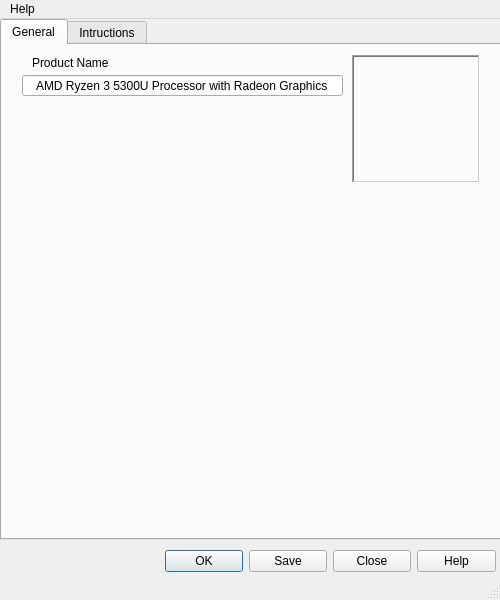
Before: the Qt Designer form mainwindow.ui in unsurp4ssed/cpuid, drawn with Qt 5.
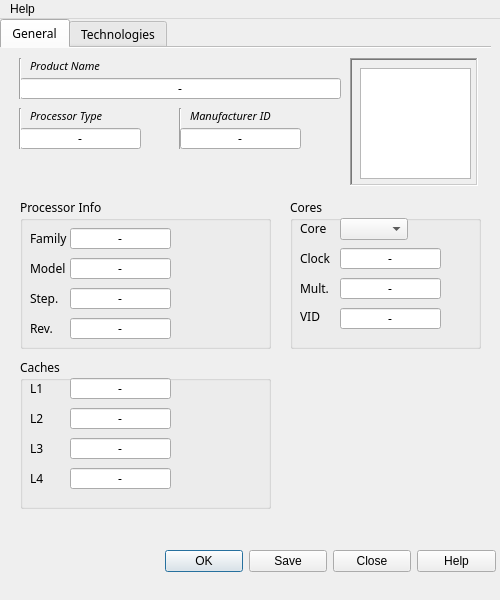
After: the same form once the commit is applied. The open tabs and pages were chosen to show the change.

Patch:
```diff
--- a/mainwindow.ui
+++ b/mainwindow.ui
@@ -29,7 +29,19 @@
    </size>
   </property>
   <property name="windowTitle">
-   <string>MainWindow</string>
+   <string>CPUID</string>
+  </property>
+  <property name="toolButtonStyle">
+   <enum>Qt::ToolButtonIconOnly</enum>
+  </property>
+  <property name="documentMode">
+   <bool>false</bool>
+  </property>
+  <property name="tabShape">
+   <enum>QTabWidget::Rounded</enum>
+  </property>
+  <property name="dockOptions">
+   <set>QMainWindow::AllowTabbedDocks|QMainWindow::AnimatedDocks</set>
   </property>
   <widget class="QWidget" name="centralwidget">
    <widget class="QTabWidget" name="tabWidget">
@@ -37,15 +49,42 @@
      <rect>
       <x>0</x>
       <y>0</y>
-      <width>501</width>
+      <width>491</width>
       <height>521</height>
      </rect>
     </property>
+    <property name="palette">
+     <palette>
+      <active/>
+      <inactive/>
+      <disabled/>
+     </palette>
+    </property>
+    <property name="font">
+     <font>
+      <family>Rockwell</family>
+     </font>
+    </property>
+    <property name="tabPosition">
+     <enum>QTabWidget::North</enum>
+    </property>
     <property name="tabShape">
      <enum>QTabWidget::Rounded</enum>
     </property>
     <property name="currentIndex">
-     <number>1</number>
+     <number>0</number>
+    </property>
+    <property name="documentMode">
+     <bool>true</bool>
+    </property>
+    <property name="tabsClosable">
+     <bool>false</bool>
+    </property>
+    <property name="movable">
+     <bool>false</bool>
+    </property>
+    <property name="tabBarAutoHide">
+     <bool>true</bool>
     </property>
     <widget class="QWidget" name="General">
      <attribute name="title">
@@ -60,8 +99,56 @@
         <height>21</height>
        </rect>
       </property>
+      <property name="sizePolicy">
+       <sizepolicy hsizetype="Fixed" vsizetype="Fixed">
+        <horstretch>0</horstretch>
+        <verstretch>0</verstretch>
+       </sizepolicy>
+      </property>
+      <property name="palette">
+       <palette>
+        <active>
+         <colorrole role="Text">
+          <brush brushstyle="SolidPattern">
+           <color alpha="255">
+            <red>85</red>
+            <green>85</green>
+            <blue>255</blue>
+           </color>
+          </brush>
+         </colorrole>
+        </active>
+        <inactive>
+         <colorrole role="Text">
+          <brush brushstyle="SolidPattern">
+           <color alpha="255">
+            <red>0</red>
+            <green>0</green>
+            <blue>0</blue>
+           </color>
+          </brush>
+         </colorrole>
+        </inactive>
+        <disabled>
+         <colorrole role="Text">
+          <brush brushstyle="SolidPattern">
+           <color alpha="255">
+            <red>120</red>
+            <green>120</green>
+            <blue>120</blue>
+           </color>
+          </brush>
+         </colorrole>
+        </disabled>
+       </palette>
+      </property>
+      <property name="font">
+       <font>
+        <family>Rockwell</family>
+       </font>
+      </property>
       <property name="text">
-       <string>AMD Ryzen 3 5300U Processor with Radeon Graphics</string>
+       <string>-</string>
       </property>
       <property name="alignment">
        <set>Qt::AlignCenter</set>
@@ -69,16 +156,26 @@
       <property name="readOnly">
        <bool>true</bool>
       </property>
+      <property name="placeholderText">
+       <string notr="true"/>
+      </property>
      </widget>
      <widget class="QLabel" name="label">
       <property name="geometry">
        <rect>
         <x>30</x>
         <y>10</y>
-        <width>91</width>
+        <width>111</width>
         <height>16</height>
        </rect>
       </property>
+      <property name="font">
+       <font>
+        <family>Rockwell</family>
+        <pointsize>8</pointsize>
+        <italic>true</italic>
+       </font>
+      </property>
       <property name="text">
        <string>Product Name</string>
       </property>
@@ -98,11 +195,1227 @@
       <property name="frameShadow">
        <enum>QFrame::Sunken</enum>
       </property>
+      <widget class="QGraphicsView" name="graphicsView">
+       <property name="geometry">
+        <rect>
+         <x>10</x>
+         <y>10</y>
+         <width>111</width>
+         <height>111</height>
+        </rect>
+       </property>
+       <property name="verticalScrollBarPolicy">
+        <enum>Qt::ScrollBarAsNeeded</enum>
+       </property>
+       <property name="backgroundBrush">
+        <brush brushstyle="NoBrush">
+         <color alpha="255">
+          <red>0</red>
+          <green>0</green>
+          <blue>0</blue>
+         </color>
+        </brush>
+       </property>
+      </widget>
+     </widget>
+     <widget class="Line" name="line">
+      <property name="geometry">
+       <rect>
+        <x>10</x>
+        <y>10</y>
+        <width>20</width>
+        <height>41</height>
+       </rect>
+      </property>
+      <property name="orientation">
+       <enum>Qt::Vertical</enum>
+      </property>
+     </widget>
+     <widget class="QLabel" name="label_5">
+      <property name="geometry">
+       <rect>
+        <x>30</x>
+        <y>60</y>
+        <width>111</width>
+        <height>16</height>
+       </rect>
+      </property>
+      <property name="font">
+       <font>
+        <family>Rockwell</family>
+        <pointsize>8</pointsize>
+        <italic>true</italic>
+       </font>
+      </property>
+      <property name="text">
+       <string>Processor Type</string>
+      </property>
+     </widget>
+     <widget class="QLineEdit" name="ProcessorType">
+      <property name="geometry">
+       <rect>
+        <x>20</x>
+        <y>80</y>
+        <width>121</width>
+        <height>21</height>
+       </rect>
+      </property>
+      <property name="sizePolicy">
+       <sizepolicy hsizetype="Fixed" vsizetype="Fixed">
+        <horstretch>0</horstretch>
+        <verstretch>0</verstretch>
+       </sizepolicy>
+      </property>
+      <property name="palette">
+       <palette>
+        <active>
+         <colorrole role="Text">
+          <brush brushstyle="SolidPattern">
+           <color alpha="255">
+            <red>85</red>
+            <green>85</green>
+            <blue>255</blue>
+           </color>
+          </brush>
+         </colorrole>
+        </active>
+        <inactive>
+         <colorrole role="Text">
+          <brush brushstyle="SolidPattern">
+           <color alpha="255">
+            <red>0</red>
+            <green>0</green>
+            <blue>0</blue>
+           </color>
+          </brush>
+         </colorrole>
+        </inactive>
+        <disabled>
+         <colorrole role="Text">
+          <brush brushstyle="SolidPattern">
+           <color alpha="255">
+            <red>120</red>
+            <green>120</green>
+            <blue>120</blue>
+           </color>
+          </brush>
+         </colorrole>
+        </disabled>
+       </palette>
+      </property>
+      <property name="font">
+       <font>
+        <family>Rockwell</family>
+       </font>
+      </property>
+      <property name="text">
+       <string>-</string>
+      </property>
+      <property name="alignment">
+       <set>Qt::AlignCenter</set>
+      </property>
+      <property name="readOnly">
+       <bool>true</bool>
+      </property>
+      <property name="placeholderText">
+       <string notr="true"/>
+      </property>
+     </widget>
+     <widget class="Line" name="line_2">
+      <property name="geometry">
+       <rect>
+        <x>10</x>
+        <y>60</y>
+        <width>20</width>
+        <height>41</height>
+       </rect>
+      </property>
+      <property name="orientation">
+       <enum>Qt::Vertical</enum>
+      </property>
+     </widget>
+     <widget class="Line" name="line_3">
+      <property name="geometry">
+       <rect>
+        <x>170</x>
+        <y>60</y>
+        <width>20</width>
+        <height>41</height>
+       </rect>
+      </property>
+      <property name="orientation">
+       <enum>Qt::Vertical</enum>
+      </property>
+     </widget>
+     <widget class="QLineEdit" name="Vendor">
+      <property name="geometry">
+       <rect>
+        <x>180</x>
+        <y>80</y>
+        <width>121</width>
+        <height>21</height>
+       </rect>
+      </property>
+      <property name="sizePolicy">
+       <sizepolicy hsizetype="Fixed" vsizetype="Fixed">
+        <horstretch>0</horstretch>
+        <verstretch>0</verstretch>
+       </sizepolicy>
+      </property>
+      <property name="palette">
+       <palette>
+        <active>
+         <colorrole role="Text">
+          <brush brushstyle="SolidPattern">
+           <color alpha="255">
+            <red>85</red>
+            <green>85</green>
+            <blue>255</blue>
+           </color>
+          </brush>
+         </colorrole>
+        </active>
+        <inactive>
+         <colorrole role="Text">
+          <brush brushstyle="SolidPattern">
+           <color alpha="255">
+            <red>0</red>
+            <green>0</green>
+            <blue>0</blue>
+           </color>
+          </brush>
+         </colorrole>
+        </inactive>
+        <disabled>
+         <colorrole role="Text">
+          <brush brushstyle="SolidPattern">
+           <color alpha="255">
+            <red>120</red>
+            <green>120</green>
+            <blue>120</blue>
+           </color>
+          </brush>
+         </colorrole>
+        </disabled>
+       </palette>
+      </property>
+      <property name="font">
+       <font>
+        <family>Rockwell</family>
+       </font>
+      </property>
+      <property name="text">
+       <string>-</string>
+      </property>
+      <property name="alignment">
+       <set>Qt::AlignCenter</set>
+      </property>
+      <property name="readOnly">
+       <bool>true</bool>
+      </property>
+      <property name="placeholderText">
+       <string notr="true"/>
+      </property>
+     </widget>
+     <widget class="QLabel" name="label_6">
+      <property name="geometry">
+       <rect>
+        <x>190</x>
+        <y>60</y>
+        <width>121</width>
+        <height>16</height>
+       </rect>
+      </property>
+      <property name="font">
+       <font>
+        <family>Rockwell</family>
+        <pointsize>8</pointsize>
+        <italic>true</italic>
+       </font>
+      </property>
+      <property name="text">
+       <string>Manufacturer ID</string>
+      </property>
+     </widget>
+     <widget class="QGroupBox" name="groupBox_caches">
+      <property name="geometry">
+       <rect>
+        <x>20</x>
+        <y>310</y>
+        <width>251</width>
+        <height>151</height>
+       </rect>
+      </property>
+      <property name="title">
+       <string>Caches</string>
+      </property>
+      <widget class="QLineEdit" name="L1_cache">
+       <property name="geometry">
+        <rect>
+         <x>50</x>
+         <y>20</y>
+         <width>101</width>
+         <height>21</height>
+        </rect>
+       </property>
+       <property name="sizePolicy">
+        <sizepolicy hsizetype="Fixed" vsizetype="Fixed">
+         <horstretch>0</horstretch>
+         <verstretch>0</verstretch>
+        </sizepolicy>
+       </property>
+       <property name="palette">
+        <palette>
+         <active>
+          <colorrole role="Text">
+           <brush brushstyle="SolidPattern">
+            <color alpha="255">
+             <red>85</red>
+             <green>85</green>
+             <blue>255</blue>
+            </color>
+           </brush>
+          </colorrole>
+         </active>
+         <inactive>
+          <colorrole role="Text">
+           <brush brushstyle="SolidPattern">
+            <color alpha="255">
+             <red>0</red>
+             <green>0</green>
+             <blue>0</blue>
+            </color>
+           </brush>
+          </colorrole>
+         </inactive>
+         <disabled>
+          <colorrole role="Text">
+           <brush brushstyle="SolidPattern">
+            <color alpha="255">
+             <red>120</red>
+             <green>120</green>
+             <blue>120</blue>
+            </color>
+           </brush>
+          </colorrole>
+         </disabled>
+        </palette>
+       </property>
+       <property name="font">
+        <font>
+         <family>Rockwell</family>
+        </font>
+       </property>
+       <property name="text">
+        <string>-</string>
+       </property>
+       <property name="alignment">
+        <set>Qt::AlignCenter</set>
+       </property>
+       <property name="readOnly">
+        <bool>true</bool>
+       </property>
+       <property name="placeholderText">
+        <string notr="true"/>
+       </property>
+      </widget>
+      <widget class="QLabel" name="label_11">
+       <property name="geometry">
+        <rect>
+         <x>10</x>
+         <y>20</y>
+         <width>49</width>
+         <height>21</height>
+        </rect>
+       </property>
+       <property name="text">
+        <string>L1</string>
+       </property>
+      </widget>
+      <widget class="QLineEdit" name="L2_cache">
+       <property name="geometry">
+        <rect>
+         <x>50</x>
+         <y>50</y>
+         <width>101</width>
+         <height>21</height>
+        </rect>
+       </property>
+       <property name="sizePolicy">
+        <sizepolicy hsizetype="Fixed" vsizetype="Fixed">
+         <horstretch>0</horstretch>
+         <verstretch>0</verstretch>
+        </sizepolicy>
+       </property>
+       <property name="palette">
+        <palette>
+         <active>
+          <colorrole role="Text">
+           <brush brushstyle="SolidPattern">
+            <color alpha="255">
+             <red>85</red>
+             <green>85</green>
+             <blue>255</blue>
+            </color>
+           </brush>
+          </colorrole>
+         </active>
+         <inactive>
+          <colorrole role="Text">
+           <brush brushstyle="SolidPattern">
+            <color alpha="255">
+             <red>0</red>
+             <green>0</green>
+             <blue>0</blue>
+            </color>
+           </brush>
+          </colorrole>
+         </inactive>
+         <disabled>
+          <colorrole role="Text">
+           <brush brushstyle="SolidPattern">
+            <color alpha="255">
+             <red>120</red>
+             <green>120</green>
+             <blue>120</blue>
+            </color>
+           </brush>
+          </colorrole>
+         </disabled>
+        </palette>
+       </property>
+       <property name="font">
+        <font>
+         <family>Rockwell</family>
+        </font>
+       </property>
+       <property name="text">
+        <string>-</string>
+       </property>
+       <property name="alignment">
+        <set>Qt::AlignCenter</set>
+       </property>
+       <property name="readOnly">
+        <bool>true</bool>
+       </property>
+       <property name="placeholderText">
+        <string notr="true"/>
+       </property>
+      </widget>
+      <widget class="QLabel" name="label_12">
+       <property name="geometry">
+        <rect>
+         <x>10</x>
+         <y>50</y>
+         <width>49</width>
+         <height>21</height>
+        </rect>
+       </property>
+       <property name="text">
+        <string>L2</string>
+       </property>
+      </widget>
+      <widget class="QLabel" name="label_13">
+       <property name="geometry">
+        <rect>
+         <x>10</x>
+         <y>80</y>
+         <width>49</width>
+         <height>21</height>
+        </rect>
+       </property>
+       <property name="text">
+        <string>L3</string>
+       </property>
+      </widget>
+      <widget class="QLineEdit" name="L3_cache">
+       <property name="geometry">
+        <rect>
+         <x>50</x>
+         <y>80</y>
+         <width>101</width>
+         <height>21</height>
+        </rect>
+       </property>
+       <property name="sizePolicy">
+        <sizepolicy hsizetype="Fixed" vsizetype="Fixed">
+         <horstretch>0</horstretch>
+         <verstretch>0</verstretch>
+        </sizepolicy>
+       </property>
+       <property name="palette">
+        <palette>
+         <active>
+          <colorrole role="Text">
+           <brush brushstyle="SolidPattern">
+            <color alpha="255">
+             <red>85</red>
+             <green>85</green>
+             <blue>255</blue>
+            </color>
+           </brush>
+          </colorrole>
+         </active>
+         <inactive>
+          <colorrole role="Text">
+           <brush brushstyle="SolidPattern">
+            <color alpha="255">
+             <red>0</red>
+             <green>0</green>
+             <blue>0</blue>
+            </color>
+           </brush>
+          </colorrole>
+         </inactive>
+         <disabled>
+          <colorrole role="Text">
+           <brush brushstyle="SolidPattern">
+            <color alpha="255">
+             <red>120</red>
+             <green>120</green>
+             <blue>120</blue>
+            </color>
+           </brush>
+          </colorrole>
+         </disabled>
+        </palette>
+       </property>
+       <property name="font">
+        <font>
+         <family>Rockwell</family>
+        </font>
+       </property>
+       <property name="text">
+        <string>-</string>
+       </property>
+       <property name="alignment">
+        <set>Qt::AlignCenter</set>
+       </property>
+       <property name="readOnly">
+        <bool>true</bool>
+       </property>
+       <property name="placeholderText">
+        <string notr="true"/>
+       </property>
+      </widget>
+      <widget class="QLabel" name="label_14">
+       <property name="geometry">
+        <rect>
+         <x>10</x>
+         <y>110</y>
+         <width>49</width>
+         <height>21</height>
+        </rect>
+       </property>
+       <property name="text">
+        <string>L4</string>
+       </property>
+      </widget>
+      <widget class="QLineEdit" name="L4_cache">
+       <property name="geometry">
+        <rect>
+         <x>50</x>
+         <y>110</y>
+         <width>101</width>
+         <height>21</height>
+        </rect>
+       </property>
+       <property name="sizePolicy">
+        <sizepolicy hsizetype="Fixed" vsizetype="Fixed">
+         <horstretch>0</horstretch>
+         <verstretch>0</verstretch>
+        </sizepolicy>
+       </property>
+       <property name="palette">
+        <palette>
+         <active>
+          <colorrole role="Text">
+           <brush brushstyle="SolidPattern">
+            <color alpha="255">
+             <red>85</red>
+             <green>85</green>
+             <blue>255</blue>
+            </color>
+           </brush>
+          </colorrole>
+         </active>
+         <inactive>
+          <colorrole role="Text">
+           <brush brushstyle="SolidPattern">
+            <color alpha="255">
+             <red>0</red>
+             <green>0</green>
+             <blue>0</blue>
+            </color>
+           </brush>
+          </colorrole>
+         </inactive>
+         <disabled>
+          <colorrole role="Text">
+           <brush brushstyle="SolidPattern">
+            <color alpha="255">
+             <red>120</red>
+             <green>120</green>
+             <blue>120</blue>
+            </color>
+           </brush>
+          </colorrole>
+         </disabled>
+        </palette>
+       </property>
+       <property name="font">
+        <font>
+         <family>Rockwell</family>
+        </font>
+       </property>
+       <property name="text">
+        <string>-</string>
+       </property>
+       <property name="alignment">
+        <set>Qt::AlignCenter</set>
+       </property>
+       <property name="readOnly">
+        <bool>true</bool>
+       </property>
+       <property name="placeholderText">
+        <string notr="true"/>
+       </property>
+      </widget>
+     </widget>
+     <widget class="QGroupBox" name="groupBox_cores">
+      <property name="geometry">
+       <rect>
+        <x>290</x>
+        <y>150</y>
+        <width>191</width>
+        <height>151</height>
+       </rect>
+      </property>
+      <property name="title">
+       <string>Cores</string>
+      </property>
+      <widget class="QComboBox" name="Cores_comboBox">
+       <property name="geometry">
+        <rect>
+         <x>50</x>
+         <y>20</y>
+         <width>68</width>
+         <height>22</height>
+        </rect>
+       </property>
+      </widget>
+      <widget class="QLabel" name="label_7">
+       <property name="geometry">
+        <rect>
+         <x>10</x>
+         <y>20</y>
+         <width>49</width>
+         <height>21</height>
+        </rect>
+       </property>
+       <property name="text">
+        <string>Core</string>
+       </property>
+      </widget>
+      <widget class="QLabel" name="label_8">
+       <property name="geometry">
+        <rect>
+         <x>10</x>
+         <y>50</y>
+         <width>49</width>
+         <height>21</height>
+        </rect>
+       </property>
+       <property name="text">
+        <string>Clock</string>
+       </property>
+      </widget>
+      <widget class="QLineEdit" name="Clock">
+       <property name="geometry">
+        <rect>
+         <x>50</x>
+         <y>50</y>
+         <width>101</width>
+         <height>21</height>
+        </rect>
+       </property>
+       <property name="sizePolicy">
+        <sizepolicy hsizetype="Fixed" vsizetype="Fixed">
+         <horstretch>0</horstretch>
+         <verstretch>0</verstretch>
+        </sizepolicy>
+       </property>
+       <property name="palette">
+        <palette>
+         <active>
+          <colorrole role="Text">
+           <brush brushstyle="SolidPattern">
+            <color alpha="255">
+             <red>85</red>
+             <green>85</green>
+             <blue>255</blue>
+            </color>
+           </brush>
+          </colorrole>
+         </active>
+         <inactive>
+          <colorrole role="Text">
+           <brush brushstyle="SolidPattern">
+            <color alpha="255">
+             <red>0</red>
+             <green>0</green>
+             <blue>0</blue>
+            </color>
+           </brush>
+          </colorrole>
+         </inactive>
+         <disabled>
+          <colorrole role="Text">
+           <brush brushstyle="SolidPattern">
+            <color alpha="255">
+             <red>120</red>
+             <green>120</green>
+             <blue>120</blue>
+            </color>
+           </brush>
+          </colorrole>
+         </disabled>
+        </palette>
+       </property>
+       <property name="font">
+        <font>
+         <family>Rockwell</family>
+        </font>
+       </property>
+       <property name="text">
+        <string>-</string>
+       </property>
+       <property name="alignment">
+        <set>Qt::AlignCenter</set>
+       </property>
+       <property name="readOnly">
+        <bool>true</bool>
+       </property>
+       <property name="placeholderText">
+        <string notr="true"/>
+       </property>
+      </widget>
+      <widget class="QLabel" name="label_9">
+       <property name="geometry">
+        <rect>
+         <x>10</x>
+         <y>80</y>
+         <width>49</width>
+         <height>21</height>
+        </rect>
+       </property>
+       <property name="text">
+        <string>Mult.</string>
+       </property>
+      </widget>
+      <widget class="QLineEdit" name="Mult">
+       <property name="geometry">
+        <rect>
+         <x>50</x>
+         <y>80</y>
+         <width>101</width>
+         <height>21</height>
+        </rect>
+       </property>
+       <property name="sizePolicy">
+        <sizepolicy hsizetype="Fixed" vsizetype="Fixed">
+         <horstretch>0</horstretch>
+         <verstretch>0</verstretch>
+        </sizepolicy>
+       </property>
+       <property name="palette">
+        <palette>
+         <active>
+          <colorrole role="Text">
+           <brush brushstyle="SolidPattern">
+            <color alpha="255">
+             <red>85</red>
+             <green>85</green>
+             <blue>255</blue>
+            </color>
+           </brush>
+          </colorrole>
+         </active>
+         <inactive>
+          <colorrole role="Text">
+           <brush brushstyle="SolidPattern">
+            <color alpha="255">
+             <red>0</red>
+             <green>0</green>
+             <blue>0</blue>
+            </color>
+           </brush>
+          </colorrole>
+         </inactive>
+         <disabled>
+          <colorrole role="Text">
+           <brush brushstyle="SolidPattern">
+            <color alpha="255">
+             <red>120</red>
+             <green>120</green>
+             <blue>120</blue>
+            </color>
+           </brush>
+          </colorrole>
+         </disabled>
+        </palette>
+       </property>
+       <property name="font">
+        <font>
+         <family>Rockwell</family>
+        </font>
+       </property>
+       <property name="text">
+        <string>-</string>
+       </property>
+       <property name="alignment">
+        <set>Qt::AlignCenter</set>
+       </property>
+       <property name="readOnly">
+        <bool>true</bool>
+       </property>
+       <property name="placeholderText">
+        <string notr="true"/>
+       </property>
+      </widget>
+      <widget class="QLineEdit" name="VID">
+       <property name="geometry">
+        <rect>
+         <x>50</x>
+         <y>110</y>
+         <width>101</width>
+         <height>21</height>
+        </rect>
+       </property>
+       <property name="sizePolicy">
+        <sizepolicy hsizetype="Fixed" vsizetype="Fixed">
+         <horstretch>0</horstretch>
+         <verstretch>0</verstretch>
+        </sizepolicy>
+       </property>
+       <property name="palette">
+        <palette>
+         <active>
+          <colorrole role="Text">
+           <brush brushstyle="SolidPattern">
+            <color alpha="255">
+             <red>85</red>
+             <green>85</green>
+             <blue>255</blue>
+            </color>
+           </brush>
+          </colorrole>
+         </active>
+         <inactive>
+          <colorrole role="Text">
+           <brush brushstyle="SolidPattern">
+            <color alpha="255">
+             <red>0</red>
+             <green>0</green>
+             <blue>0</blue>
+            </color>
+           </brush>
+          </colorrole>
+         </inactive>
+         <disabled>
+          <colorrole role="Text">
+           <brush brushstyle="SolidPattern">
+            <color alpha="255">
+             <red>120</red>
+             <green>120</green>
+             <blue>120</blue>
+            </color>
+           </brush>
+          </colorrole>
+         </disabled>
+        </palette>
+       </property>
+       <property name="font">
+        <font>
+         <family>Rockwell</family>
+        </font>
+       </property>
+       <property name="text">
+        <string>-</string>
+       </property>
+       <property name="alignment">
+        <set>Qt::AlignCenter</set>
+       </property>
+       <property name="readOnly">
+        <bool>true</bool>
+       </property>
+       <property name="placeholderText">
+        <string notr="true"/>
+       </property>
+      </widget>
+      <widget class="QLabel" name="label_10">
+       <property name="geometry">
+        <rect>
+         <x>10</x>
+         <y>110</y>
+         <width>49</width>
+         <height>16</height>
+        </rect>
+       </property>
+       <property name="text">
+        <string>VID</string>
+       </property>
+      </widget>
+     </widget>
+     <widget class="QGroupBox" name="groupBox_info">
+      <property name="geometry">
+       <rect>
+        <x>20</x>
+        <y>150</y>
+        <width>251</width>
+        <height>151</height>
+       </rect>
+      </property>
+      <property name="title">
+       <string>Processor Info</string>
+      </property>
+      <widget class="QLineEdit" name="Family">
+       <property name="geometry">
+        <rect>
+         <x>50</x>
+         <y>30</y>
+         <width>101</width>
+         <height>21</height>
+        </rect>
+       </property>
+       <property name="sizePolicy">
+        <sizepolicy hsizetype="Fixed" vsizetype="Fixed">
+         <horstretch>0</horstretch>
+         <verstretch>0</verstretch>
+        </sizepolicy>
+       </property>
+       <property name="palette">
+        <palette>
+         <active>
+          <colorrole role="Text">
+           <brush brushstyle="SolidPattern">
+            <color alpha="255">
+             <red>85</red>
+             <green>85</green>
+             <blue>255</blue>
+            </color>
+           </brush>
+          </colorrole>
+         </active>
+         <inactive>
+          <colorrole role="Text">
+           <brush brushstyle="SolidPattern">
+            <color alpha="255">
+             <red>0</red>
+             <green>0</green>
+             <blue>0</blue>
+            </color>
+           </brush>
+          </colorrole>
+         </inactive>
+         <disabled>
+          <colorrole role="Text">
+           <brush brushstyle="SolidPattern">
+            <color alpha="255">
+             <red>120</red>
+             <green>120</green>
+             <blue>120</blue>
+            </color>
+           </brush>
+          </colorrole>
+         </disabled>
+        </palette>
+       </property>
+       <property name="font">
+        <font>
+         <family>Rockwell</family>
+        </font>
+       </property>
+       <property name="text">
+        <string>-</string>
+       </property>
+       <property name="alignment">
+        <set>Qt::AlignCenter</set>
+       </property>
+       <property name="readOnly">
+        <bool>true</bool>
+       </property>
+       <property name="placeholderText">
+        <string notr="true"/>
+       </property>
+      </widget>
+      <widget class="QLabel" name="label_15">
+       <property name="geometry">
+        <rect>
+         <x>10</x>
+         <y>30</y>
+         <width>49</width>
+         <height>21</height>
+        </rect>
+       </property>
+       <property name="text">
+        <string>Family</string>
+       </property>
+      </widget>
+      <widget class="QLineEdit" name="Model">
+       <property name="geometry">
+        <rect>
+         <x>50</x>
+         <y>60</y>
+         <width>101</width>
+         <height>21</height>
+        </rect>
+       </property>
+       <property name="sizePolicy">
+        <sizepolicy hsizetype="Fixed" vsizetype="Fixed">
+         <horstretch>0</horstretch>
+         <verstretch>0</verstretch>
+        </sizepolicy>
+       </property>
+       <property name="palette">
+        <palette>
+         <active>
+          <colorrole role="Text">
+           <brush brushstyle="SolidPattern">
+            <color alpha="255">
+             <red>85</red>
+             <green>85</green>
+             <blue>255</blue>
+            </color>
+           </brush>
+          </colorrole>
+         </active>
+         <inactive>
+          <colorrole role="Text">
+           <brush brushstyle="SolidPattern">
+            <color alpha="255">
+             <red>0</red>
+             <green>0</green>
+             <blue>0</blue>
+            </color>
+           </brush>
+          </colorrole>
+         </inactive>
+         <disabled>
+          <colorrole role="Text">
+           <brush brushstyle="SolidPattern">
+            <color alpha="255">
+             <red>120</red>
+             <green>120</green>
+             <blue>120</blue>
+            </color>
+           </brush>
+          </colorrole>
+         </disabled>
+        </palette>
+       </property>
+       <property name="font">
+        <font>
+         <family>Rockwell</family>
+        </font>
+       </property>
+       <property name="text">
+        <string>-</string>
+       </property>
+       <property name="alignment">
+        <set>Qt::AlignCenter</set>
+       </property>
+       <property name="readOnly">
+        <bool>true</bool>
+       </property>
+       <property name="placeholderText">
+        <string notr="true"/>
+       </property>
+      </widget>
+      <widget class="QLabel" name="label_16">
+       <property name="geometry">
+        <rect>
+         <x>10</x>
+         <y>60</y>
+         <width>49</width>
+         <height>21</height>
+        </rect>
+       </property>
+       <property name="text">
+        <string>Model</string>
+       </property>
+      </widget>
+      <widget class="QLabel" name="label_17">
+       <property name="geometry">
+        <rect>
+         <x>10</x>
+         <y>90</y>
+         <width>49</width>
+         <height>21</height>
+        </rect>
+       </property>
+       <property name="text">
+        <string>Step.</string>
+       </property>
+      </widget>
+      <widget class="QLineEdit" name="Stepping">
+       <property name="geometry">
+        <rect>
+         <x>50</x>
+         <y>90</y>
+         <width>101</width>
+         <height>21</height>
+        </rect>
+       </property>
+       <property name="sizePolicy">
+        <sizepolicy hsizetype="Fixed" vsizetype="Fixed">
+         <horstretch>0</horstretch>
+         <verstretch>0</verstretch>
+        </sizepolicy>
+       </property>
+       <property name="palette">
+        <palette>
+         <active>
+          <colorrole role="Text">
+           <brush brushstyle="SolidPattern">
+            <color alpha="255">
+             <red>85</red>
+             <green>85</green>
+             <blue>255</blue>
+            </color>
+           </brush>
+          </colorrole>
+         </active>
+         <inactive>
+          <colorrole role="Text">
+           <brush brushstyle="SolidPattern">
+            <color alpha="255">
+             <red>0</red>
+             <green>0</green>
+             <blue>0</blue>
+            </color>
+           </brush>
+          </colorrole>
+         </inactive>
+         <disabled>
+          <colorrole role="Text">
+           <brush brushstyle="SolidPattern">
+            <color alpha="255">
+             <red>120</red>
+             <green>120</green>
+             <blue>120</blue>
+            </color>
+           </brush>
+          </colorrole>
+         </disabled>
+        </palette>
+       </property>
+       <property name="font">
+        <font>
+         <family>Rockwell</family>
+        </font>
+       </property>
+       <property name="text">
+        <string>-</string>
+       </property>
+       <property name="alignment">
+        <set>Qt::AlignCenter</set>
+       </property>
+       <property name="readOnly">
+        <bool>true</bool>
+       </property>
+       <property name="placeholderText">
+        <string notr="true"/>
+       </property>
+      </widget>
+      <widget class="QLabel" name="label_18">
+       <property name="geometry">
+        <rect>
+         <x>10</x>
+         <y>120</y>
+         <width>49</width>
+         <height>21</height>
+        </rect>
+       </property>
+       <property name="text">
+        <string>Rev.</string>
+       </property>
+      </widget>
+      <widget class="QLineEdit" name="Revision">
+       <property name="geometry">
+        <rect>
+         <x>50</x>
+         <y>120</y>
+         <width>101</width>
+         <height>21</height>
+        </rect>
+       </property>
+       <property name="sizePolicy">
+        <sizepolicy hsizetype="Fixed" vsizetype="Fixed">
+         <horstretch>0</horstretch>
+         <verstretch>0</verstretch>
+        </sizepolicy>
+       </property>
+       <property name="palette">
+        <palette>
+         <active>
+          <colorrole role="Text">
+           <brush brushstyle="SolidPattern">
+            <color alpha="255">
+             <red>85</red>
+             <green>85</green>
+             <blue>255</blue>
+            </color>
+           </brush>
+          </colorrole>
+         </active>
+         <inactive>
+          <colorrole role="Text">
+           <brush brushstyle="SolidPattern">
+            <color alpha="255">
+             <red>0</red>
+             <green>0</green>
+             <blue>0</blue>
+            </color>
+           </brush>
+          </colorrole>
+         </inactive>
+         <disabled>
+          <colorrole role="Text">
+           <brush brushstyle="SolidPattern">
+            <color alpha="255">
+             <red>120</red>
+             <green>120</green>
+             <blue>120</blue>
+            </color>
+           </brush>
+          </colorrole>
+         </disabled>
+        </palette>
+       </property>
+       <property name="font">
+        <font>
+         <family>Rockwell</family>
+        </font>
+       </property>
+       <property name="text">
+        <string>-</string>
+       </property>
+       <property name="alignment">
+        <set>Qt::AlignCenter</set>
+       </property>
+       <property name="readOnly">
+        <bool>true</bool>
+       </property>
+       <property name="placeholderText">
+        <string notr="true"/>
+       </property>
+      </widget>
      </widget>
     </widget>
     <widget class="QWidget" name="Instructions">
      <attribute name="title">
-      <string>Intructions</string>
+      <string>Technologies</string>
      </attribute>
      <widget class="QLCDNumber" name="lcdNumber_OfInstructions">
       <property name="geometry">
@@ -298,7 +1611,11 @@
    </widget>
    <addaction name="menuHelp"/>
   </widget>
-  <widget class="QStatusBar" name="statusbar"/>
+  <widget class="QStatusBar" name="statusbar">
+   <property name="sizeGripEnabled">
+    <bool>false</bool>
+   </property>
+  </widget>
   <action name="actionAbout">
    <property name="text">
     <string>About...</string>
```
Left out of the diff: 167 changed lines with no effect on the pictures.
